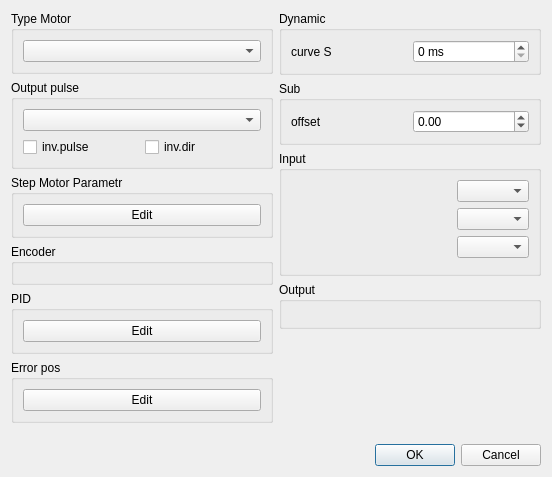
Above: widget/wlaxiswidget.ui from WladimirN/wlmill-beta-wn before the change. Below: the same form after it.
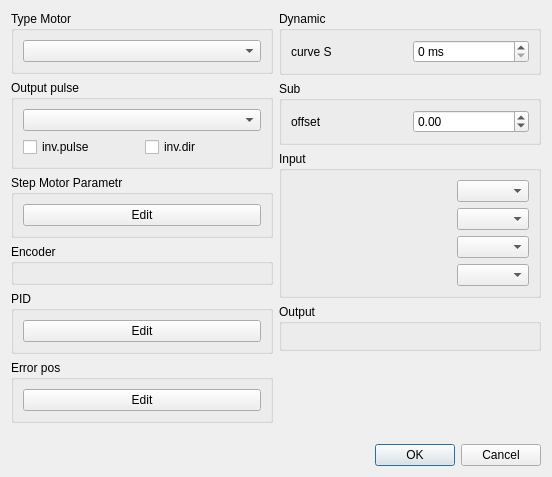
That is the form after the change. Custom widgets are drawn as their Qt base class.

Diff of the .ui file:
```diff
--- a/widget/wlaxiswidget.ui
+++ b/widget/wlaxiswidget.ui
@@ -254,6 +254,16 @@
           <item row="3" column="0">
            <widget class="WLEditIOWidget" name="editInORG" native="true"/>
           </item>
+          <item row="3" column="1">
+           <widget class="QComboBox" name="cbActInORG">
+            <property name="sizePolicy">
+             <sizepolicy hsizetype="Maximum" vsizetype="Fixed">
+              <horstretch>0</horstretch>
+              <verstretch>0</verstretch>
+             </sizepolicy>
+            </property>
+           </widget>
+          </item>
          </layout>
         </item>
        </layout>
```
